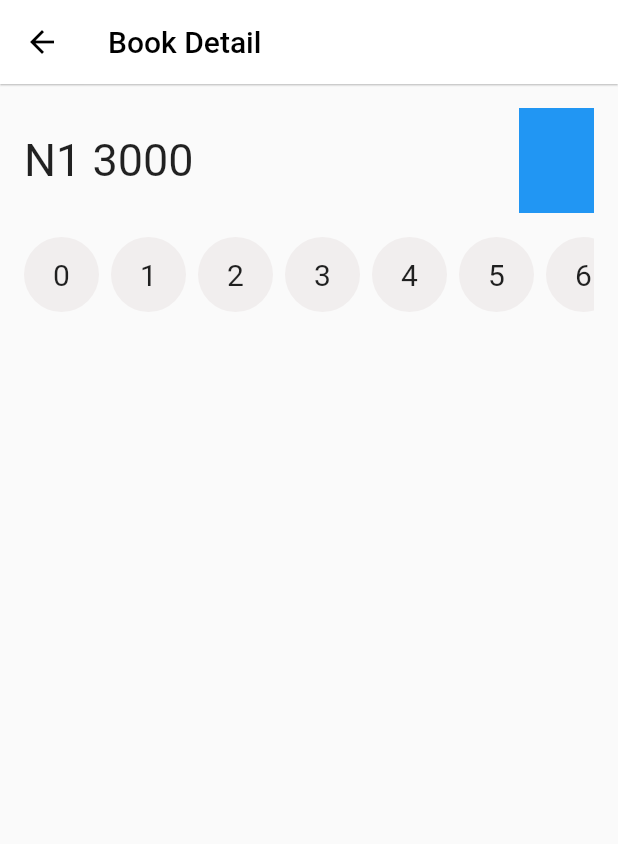
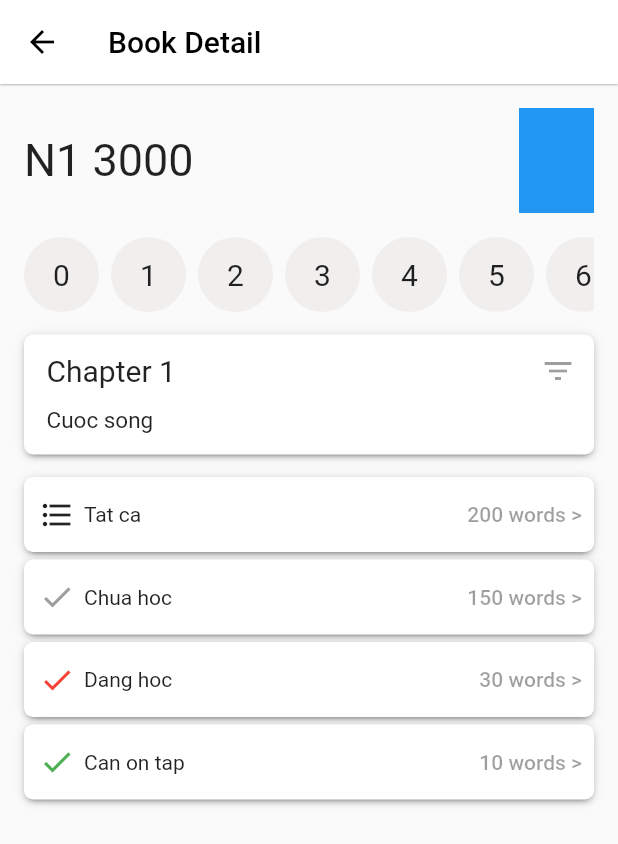
Before and after one commit to manhnt2310/ll, a Flutter app: the screen it shows after launch, after a tap on "Da hoc gan day", on a phone screen of 412 x 824 dp. Shown: the top 844 px of the screen. Run offline on Flutter 3.47's test engine with Material 2 defaults, Android fonts, the phone set to English and light mode, and no system bars.

Commit message:
[Book Detail] Add Statistics view

```diff
--- a/lib/modules/book_detail/presentation/book_detail_view.dart
+++ b/lib/modules/book_detail/presentation/book_detail_view.dart
@@ -1,7 +1,9 @@
 import 'package:flutter/material.dart';
 import 'package:ll/core/models/book.dart';
+import 'package:ll/modules/book_detail/widgets/chapter_view.dart';
 import 'package:ll/modules/book_detail/widgets/title_view.dart';
 import 'package:ll/modules/book_detail/widgets/top_menu_view.dart';
+import 'package:ll/modules/book_detail/widgets/statistics_view.dart';
 
 class BookDetailView extends StatelessWidget {
   const BookDetailView({super.key, required this.book});
@@ -21,14 +23,24 @@ class BookDetailView extends StatelessWidget {
           padding: const EdgeInsets.all(16),
           child: SingleChildScrollView(
             child: Column(
-              children: const [
-                TitleView(),
-                SizedBox(
+              children: [
+                const TitleView(),
+                const SizedBox(
                   height: 16,
                 ),
-                TopMenuView(
+                const TopMenuView(
                   totalItems: 10,
-                )
+                ),
+                const SizedBox(
+                  height: 15,
+                ),
+                ChapterView(
+                  chapter: book.chapters[0],
+                ),
+                const SizedBox(
+                  height: 5,
+                ),
+                const StatisticsView()
               ],
             ),
           ),
--- /dev/null
+++ b/lib/modules/book_detail/widgets/statistics_view.dart
@@ -0,0 +1,91 @@
+import 'package:flutter/material.dart';
+
+class StatisticsView extends StatelessWidget {
+  const StatisticsView({super.key});
+
+  @override
+  Widget build(BuildContext context) {
+    return Column(
+      children: const [
+        ItemView(
+          icon: Icon(Icons.format_list_bulleted),
+          title: 'Tat ca',
+          subtitle: '200 words >',
+        ),
+        SizedBox(
+          height: 5,
+        ),
+        ItemView(
+          icon: Icon(
+            Icons.check,
+            color: Colors.grey,
+          ),
+          title: 'Chua hoc',
+          subtitle: '150 words >',
+        ),
+        SizedBox(
+          height: 5,
+        ),
+        ItemView(
+          icon: Icon(
+            Icons.check,
+            color: Colors.red,
+          ),
+          title: 'Dang hoc',
+          subtitle: '30 words >',
+        ),
+        SizedBox(
+          height: 5,
+        ),
+        ItemView(
+          icon: Icon(
+            Icons.check,
+            color: Colors.green,
+          ),
+          title: 'Can on tap',
+          subtitle: '10 words >',
+        ),
+      ],
+    );
+  }
+}
+
+class ItemView extends StatelessWidget {
+  const ItemView({
+    Key? key,
+    required this.icon,
+    required this.title,
+    required this.subtitle,
+  }) : super(key: key);
+
+  final Icon icon;
+  final String title;
+  final String subtitle;
+
+  @override
+  Widget build(BuildContext context) {
+    return Container(
+        padding: const EdgeInsets.only(left: 10),
+        decoration: BoxDecoration(
+          borderRadius: BorderRadius.circular(6),
+          boxShadow: kElevationToShadow[2],
+          color: Colors.white,
+        ),
+        height: 50,
+        child: Row(
+          mainAxisAlignment: MainAxisAlignment.spaceBetween,
+          children: [
+            Row(
+              children: [
+                icon,
+                const SizedBox(
+                  width: 6,
+                ),
+                Text(title),
+              ],
+            ),
+            TextButton(onPressed: null, child: Text(subtitle))
+          ],
+        ));
+  }
+}
```
Also changed, not shown: lib/modules/home/widgets/book_grid_view.dart (+5 -4 lines).
